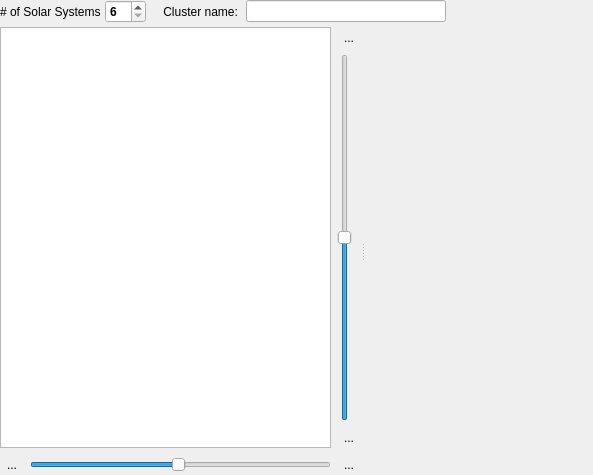
This is src/diasporaclusterdialog.ui in maxlambertini/Warp2010 as Qt 5 draws it before an edit. The edited form follows.
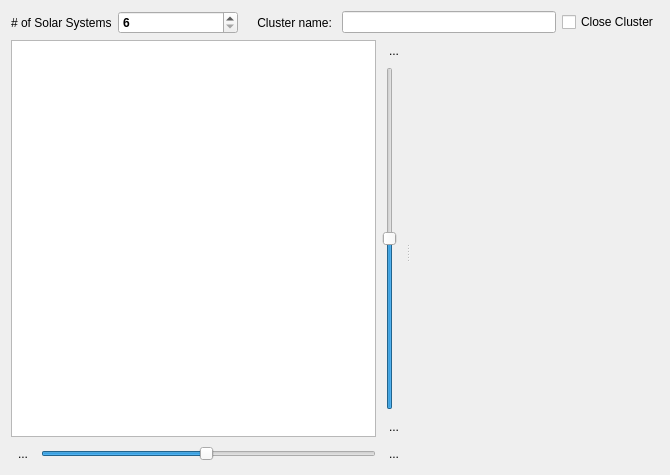
This is the edited form. Icons and pictures are not drawn. Custom widgets are drawn as their Qt base class.

```diff
--- a/src/diasporaclusterdialog.ui
+++ b/src/diasporaclusterdialog.ui
@@ -6,7 +6,7 @@
    <rect>
     <x>0</x>
     <y>0</y>
-    <width>593</width>
+    <width>670</width>
     <height>475</height>
    </rect>
   </property>
@@ -16,15 +16,16 @@
   <property name="styleSheet">
    <string notr="true"/>
   </property>
+  <layout class="QVBoxLayout" name="verticalLayout_3">
+   <item>
   <layout class="QVBoxLayout" name="verticalLayout" stretch="0,1">
-   <property name="spacing">
-    <number>4</number>
-   </property>
-   <property name="margin">
-    <number>0</number>
-   </property>
+     <item>
+      <layout class="QHBoxLayout" name="horizontalLayout_3">
+       <property name="sizeConstraint">
+        <enum>QLayout::SetDefaultConstraint</enum>
+       </property>
    <item>
-    <layout class="QHBoxLayout" name="horizontalLayout" stretch="1,1,0,0,10">
+        <layout class="QHBoxLayout" name="horizontalLayout">
      <item>
       <widget class="QLabel" name="label">
        <property name="text">
@@ -34,6 +35,12 @@
      </item>
      <item>
       <widget class="QSpinBox" name="spinNumSolSys">
+           <property name="minimumSize">
+            <size>
+             <width>120</width>
+             <height>0</height>
+            </size>
+           </property>
        <property name="font">
         <font>
          <pointsize>9</pointsize>
@@ -52,6 +59,10 @@
        </property>
       </widget>
      </item>
+        </layout>
+       </item>
+       <item>
+        <layout class="QHBoxLayout" name="horizontalLayout_2">
      <item>
       <widget class="QLabel" name="label_2">
        <property name="text">
@@ -79,18 +90,14 @@
        </property>
       </widget>
      </item>
+        </layout>
+       </item>
      <item>
-      <spacer name="horizontalSpacer_2">
-       <property name="orientation">
-        <enum>Qt::Horizontal</enum>
-       </property>
-       <property name="sizeHint" stdset="0">
-        <size>
-         <width>40</width>
-         <height>20</height>
-        </size>
-       </property>
-      </spacer>
+        <widget class="QCheckBox" name="chkCloseCluster">
+         <property name="text">
+          <string>Close Cluster</string>
+         </property>
+        </widget>
      </item>
     </layout>
    </item>
@@ -243,6 +250,8 @@
       </property>
      </widget>
     </widget>
+     </item>
+    </layout>
    </item>
   </layout>
  </widget>
```
Lines whose indentation alone changed are shown as unchanged.
